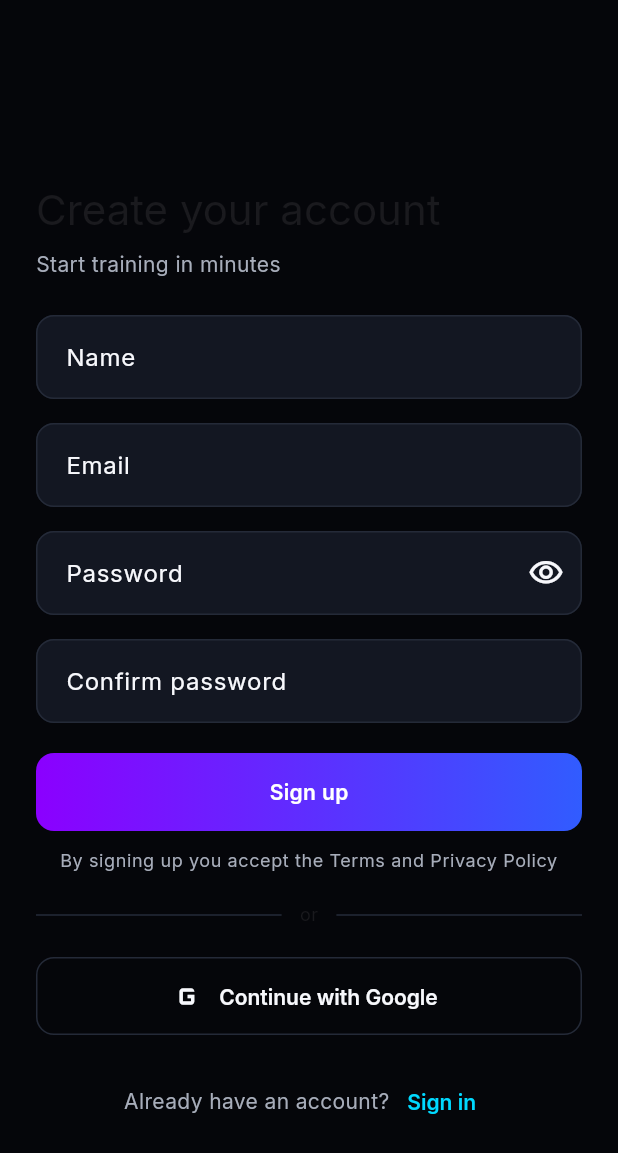
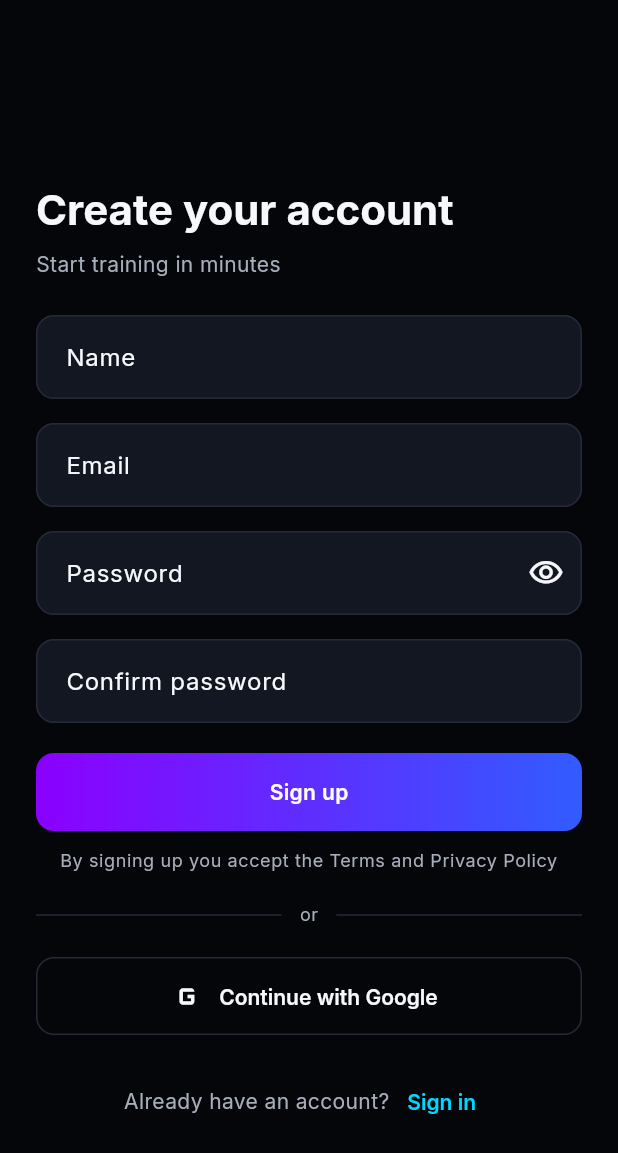
Before and after one commit to freddyestebancuervo/rouvy_pro, a Flutter app: the screen it shows after launch, after a tap on "Create account", on a phone screen of 412 x 824 dp. Shown: the top 1153 px of the screen. Run offline on Flutter 3.47's test engine with Material 3 defaults, Android fonts, the phone set to English and light mode, and no system bars; our stand-ins replace cloud_firestore, connectivity_plus, dartz, dio, equatable, firebase_analytics and 12 more; missing offline and left inert: dart:js_interop, health; accounts and stored records are empty.

Commit message:
fix(ui): resolve Dark Tech theme-context and ambient-glow sizing defects
Independent audit found two UI defects in the DarkTechAuthShell added for
Welcome/Login/Register:

1. Theme-context leak: the shell inserted Theme(data: AppTheme.darkTech)
   but took a pre-built `Widget child` from each Page. Any Theme.of(context)
   inside that child evaluated against the Page's own BuildContext, which
   sits above the inserted Theme — so explicit TextStyles (titles,
   subtitles, the "or" divider text) resolved the app's ambient
   MaterialApp theme (light/dark via themeModeProvider), not
   AppTheme.darkTech. Invisible while the active mode happened to be dark;
   wrong under light mode. Fixed by changing the shell's API from `child`
   to a `WidgetBuilder`, so page content is built with a BuildContext
   positioned below the inserted Theme. All three pages now resolve their
   explicit typography from that context.

2. Ambient glow had no size: `_AmbientGlow` was an unpositioned Stack
   child wrapping a childless DecoratedBox, which collapses to zero size.
   Wrapped in Positioned.fill so it covers the shell's body exactly.

No auth behavior changed, no screen outside this batch touched, no brand
hue changed. Added 7 new tests: 5 explicitly wrap Welcome/Login/Register
in an OUTER LIGHT ThemeData and assert the actual rendered TextStyle
color still resolves to AppTheme.darkTech's tokens (not just that a Theme
ancestor exists), and 2 prove the ambient glow has non-zero size and
exactly fills the shell when enabled, and adds nothing when disabled.
Full suite: 416 passed, 5 pre-existing skips, 0 failures.

Co-Authored-By: Claude Sonnet 5 <noreply@anthropic.com>

```diff
--- a/lib/features/auth/presentation/pages/register_page.dart
+++ b/lib/features/auth/presentation/pages/register_page.dart
@@ -101,17 +101,21 @@ class _RegisterPageState extends ConsumerState<RegisterPage> {
     return DarkTechAuthShell(
       maxWidth: 420,
       appBar: AppBar(),
-      child: Form(
+      // KORIXA-UI-SCREEN-BATCH-01A: `themeContext`, no el `context` de
+      // `build` — ver el docblock de `DarkTechAuthShell`.
+      builder: (BuildContext themeContext) {
+        final TextTheme textTheme = Theme.of(themeContext).textTheme;
+        return Form(
           key: _formKey,
           autovalidateMode: AutovalidateMode.onUserInteraction,
           child: Column(
             crossAxisAlignment: CrossAxisAlignment.stretch,
             children: <Widget>[
-            Text(l10n.registerTitle, style: Theme.of(context).textTheme.headlineMedium),
+              Text(l10n.registerTitle, style: textTheme.headlineMedium),
               const SizedBox(height: AppSpacing.sm),
               Text(
                 l10n.registerSubtitle,
-              style: Theme.of(context).textTheme.bodyMedium?.copyWith(color: DarkTech.textSecondary),
+                style: textTheme.bodyMedium?.copyWith(color: DarkTech.textSecondary),
               ),
               const SizedBox(height: AppSpacing.xl),
               TextFormField(
@@ -173,7 +177,7 @@ class _RegisterPageState extends ConsumerState<RegisterPage> {
               Text(
                 l10n.termsAcceptText,
                 textAlign: TextAlign.center,
-              style: Theme.of(context).textTheme.bodySmall?.copyWith(color: DarkTech.textSecondary),
+                style: textTheme.bodySmall?.copyWith(color: DarkTech.textSecondary),
               ),
               const SizedBox(height: AppSpacing.lg),
               Row(
@@ -181,7 +185,7 @@ class _RegisterPageState extends ConsumerState<RegisterPage> {
                   const Expanded(child: Divider()),
                   Padding(
                     padding: const EdgeInsets.symmetric(horizontal: AppSpacing.md),
-                  child: Text(l10n.orDividerText, style: Theme.of(context).textTheme.bodySmall),
+                    child: Text(l10n.orDividerText, style: textTheme.bodySmall),
                   ),
                   const Expanded(child: Divider()),
                 ],
@@ -222,7 +226,8 @@ class _RegisterPageState extends ConsumerState<RegisterPage> {
               ),
             ],
           ),
-      ),
+        );
+      },
     );
   }
 }
--- a/lib/features/auth/presentation/pages/welcome_page.dart
+++ b/lib/features/auth/presentation/pages/welcome_page.dart
@@ -25,7 +25,13 @@ class WelcomePage extends StatelessWidget {
     return DarkTechAuthShell(
       maxWidth: 480,
       showAmbientGlow: true,
-      child: Column(
+      // KORIXA-UI-SCREEN-BATCH-01A: `themeContext` (no el `context` de
+      // `build`) para que `Theme.of` resuelva `AppTheme.darkTech` —
+      // ver el docblock de `DarkTechAuthShell`. Las navegaciones siguen
+      // usando el `context` de `build`, que es igual de válido para eso.
+      builder: (BuildContext themeContext) {
+        final TextTheme textTheme = Theme.of(themeContext).textTheme;
+        return Column(
           mainAxisAlignment: MainAxisAlignment.center,
           children: <Widget>[
             const Spacer(),
@@ -34,13 +40,13 @@ class WelcomePage extends StatelessWidget {
             Text(
               l10n.welcomeTitle,
               textAlign: TextAlign.center,
-            style: Theme.of(context).textTheme.headlineMedium?.copyWith(fontWeight: FontWeight.w800),
+              style: textTheme.headlineMedium?.copyWith(fontWeight: FontWeight.w800),
             ),
             const SizedBox(height: AppSpacing.md),
             Text(
               l10n.welcomeSubtitle,
               textAlign: TextAlign.center,
-            style: Theme.of(context).textTheme.bodyLarge?.copyWith(color: DarkTech.textSecondary),
+              style: textTheme.bodyLarge?.copyWith(color: DarkTech.textSecondary),
             ),
             const Spacer(flex: 2),
             PrimaryGradientButton(
@@ -54,7 +60,8 @@ class WelcomePage extends StatelessWidget {
             ),
             const SizedBox(height: AppSpacing.xl),
           ],
-      ),
+        );
+      },
     );
   }
 }
--- a/lib/features/auth/presentation/widgets/dark_tech_auth_shell.dart
+++ b/lib/features/auth/presentation/widgets/dark_tech_auth_shell.dart
@@ -12,24 +12,42 @@ import '../../../../app/theme/app_theme.dart';
 /// `AppTheme.light`/`AppTheme.dark` vía `themeModeProvider`, sin cambios
 /// (ver Sección 5 del encargo: el tema Dark Tech NO se cablea
 /// globalmente en esta tarea). Envolver en un `Theme` local reskinea
-/// automáticamente cualquier widget de Material estándar dentro de
-/// [child] (botones, `TextFormField` vía `inputDecorationTheme`,
-/// `Divider`, `SnackBar`, `AppBar`) sin que cada pantalla tenga que
-/// repetir sus propios colores — una sola fuente de verdad para las 3.
+/// automáticamente cualquier widget de Material estándar dentro del
+/// contenido construido por [builder] (botones, `TextFormField` vía
+/// `inputDecorationTheme`, `Divider`, `SnackBar`, `AppBar`) sin que cada
+/// pantalla tenga que repetir sus propios colores — una sola fuente de
+/// verdad para las 3.
 ///
 /// Deliberadamente NO conoce autenticación, controladores, validación ni
 /// ruteo — solo estructura visual (fondo, límites de ancho, scroll,
 /// spacing). Esas responsabilidades siguen en cada `Page`.
+///
+/// KORIXA-UI-SCREEN-BATCH-01A (auditoría final, defecto #1): la API
+/// original recibía un `Widget child` YA CONSTRUIDO por cada `Page` — es
+/// decir, cualquier `Theme.of(context)` dentro de ese `child` se evaluaba
+/// con el `BuildContext` de la propia `Page`, que está POR ENCIMA del
+/// `Theme(data: AppTheme.darkTech)` insertado acá. El resultado: esos
+/// `TextStyle` explícitos (título, subtítulo, texto del divisor "o")
+/// terminaban resolviendo el tema AMBIENTE de `MaterialApp`
+/// (`AppTheme.light`/`AppTheme.dark`, según `themeModeProvider`) en vez
+/// de `AppTheme.darkTech` — invisible mientras el modo activo fuera
+/// oscuro (coincidía por casualidad), pero mal en modo claro.
+///
+/// Por eso la API es un [builder] (`WidgetBuilder`), no un `child` — el
+/// contenido se construye DENTRO del `LayoutBuilder` de más abajo, cuyo
+/// `BuildContext` ya está por debajo del `Theme` insertado acá. Cada
+/// `Page` debe usar ESE `context` (no el suyo propio) para cualquier
+/// `Theme.of(context)` explícito.
 class DarkTechAuthShell extends StatelessWidget {
   const DarkTechAuthShell({
-    required this.child,
+    required this.builder,
     this.maxWidth = 420,
     this.showAmbientGlow = false,
     this.appBar,
     super.key,
   });
 
-  final Widget child;
+  final WidgetBuilder builder;
 
   /// Ancho máximo del contenido centrado. Welcome usa 480 (más "hero"),
   /// Login/Register 420 (más compactas, centradas en la tarea) — mismos
@@ -53,7 +71,12 @@ class DarkTechAuthShell extends StatelessWidget {
         appBar: appBar,
         body: Stack(
           children: <Widget>[
-            if (showAmbientGlow) const _AmbientGlow(),
+            // KORIXA-UI-SCREEN-BATCH-01A (defecto #2): `_AmbientGlow` no
+            // tenía tamaño propio (un `DecoratedBox` sin `child`, como
+            // hijo NO posicionado de un `Stack`, colapsa a tamaño cero).
+            // `Positioned.fill` lo obliga a cubrir exactamente el área
+            // del `Stack` (todo el body del Scaffold).
+            if (showAmbientGlow) const Positioned.fill(child: _AmbientGlow()),
             SafeArea(
               child: LayoutBuilder(
                 builder: (BuildContext context, BoxConstraints constraints) {
@@ -63,6 +86,11 @@ class DarkTechAuthShell extends StatelessWidget {
                   // — sin esto, el `Column` con `Spacer`s de Welcome (o un
                   // formulario largo en Register) se desbordaría en vez de
                   // desplazarse.
+                  //
+                  // Este `context` (el del `LayoutBuilder`) es el que se
+                  // pasa a [builder] — ya está por debajo del `Theme` de
+                  // arriba, a diferencia del `context` de la `Page` que
+                  // llama a este shell.
                   return SingleChildScrollView(
                     padding: const EdgeInsets.symmetric(horizontal: AppSpacing.xl, vertical: AppSpacing.lg),
                     child: ConstrainedBox(
@@ -70,7 +98,7 @@ class DarkTechAuthShell extends StatelessWidget {
                       child: Center(
                         child: ConstrainedBox(
                           constraints: BoxConstraints(maxWidth: maxWidth),
-                          child: IntrinsicHeight(child: child),
+                          child: IntrinsicHeight(child: builder(context)),
                         ),
                       ),
                     ),
```
Also changed, not shown: lib/features/auth/presentation/pages/login_page.dart (+10 -5 lines), 3 other files. Lines whose indentation alone changed are shown as unchanged.
